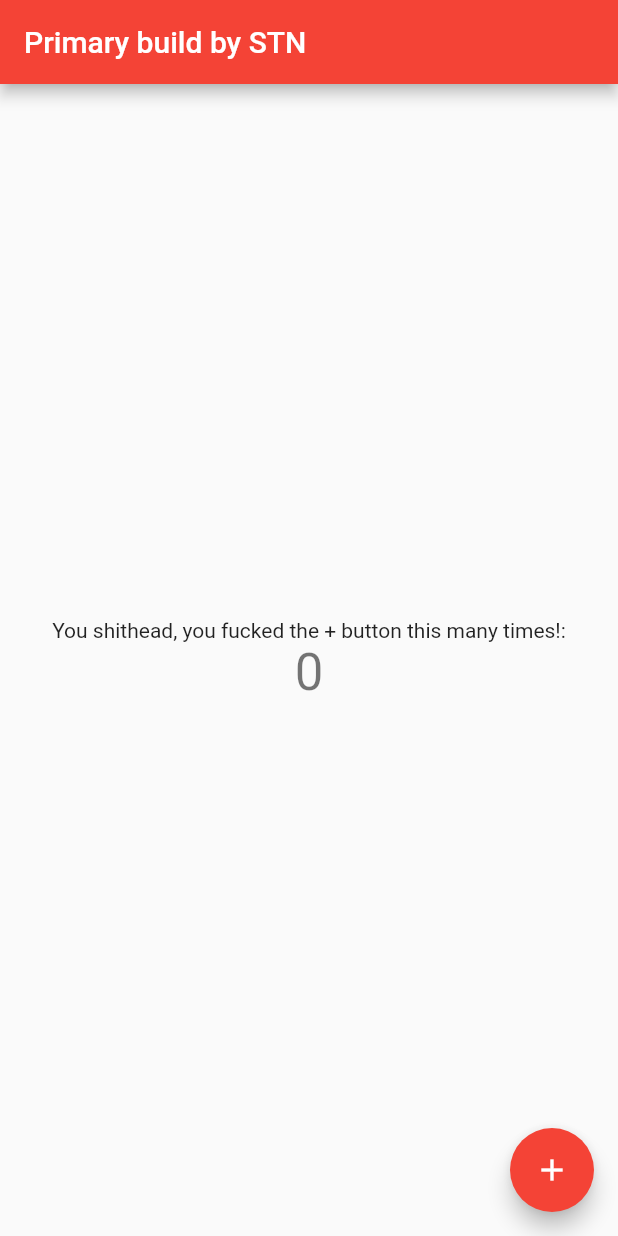
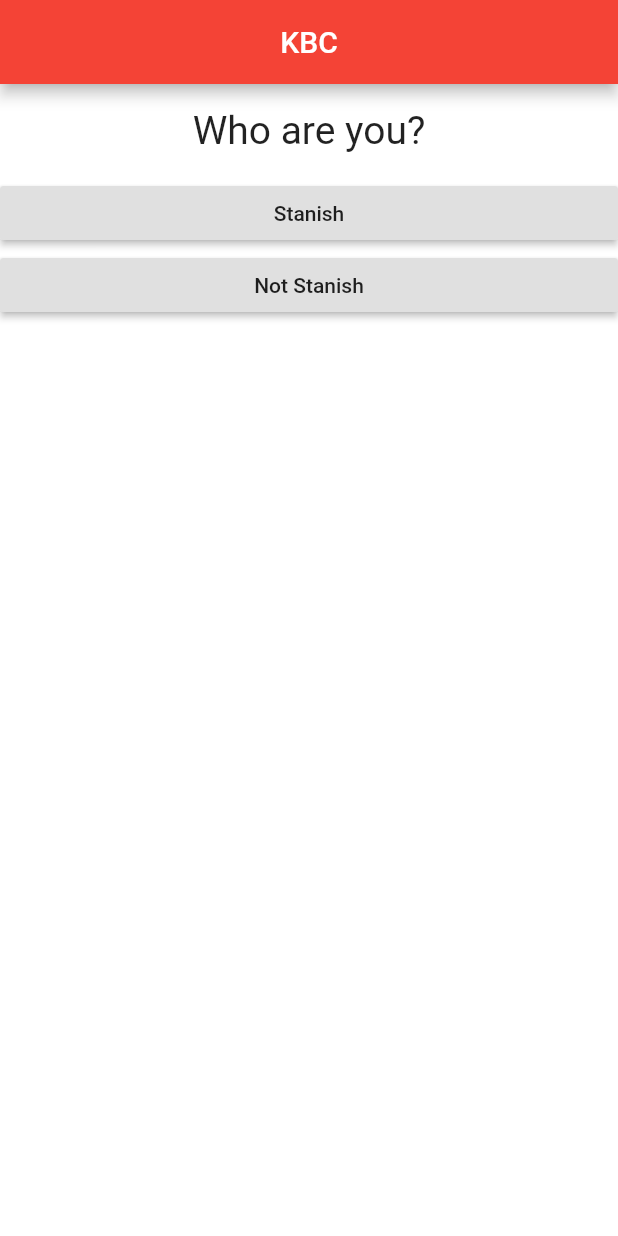
Before and after one commit to Stanish4Ever/FlutterPrimaryApp, a Flutter app: the screen it shows after launch, on a phone screen of 412 x 824 dp. Run offline on Flutter 3.47's test engine with Material 2 defaults, Android fonts, the phone set to English and light mode, and no system bars.

Commit message:
A Big Change

```diff
--- /dev/null
+++ b/lib/Answer.dart
@@ -0,0 +1,16 @@
+import 'package:flutter/material.dart';
+class Answer extends StatelessWidget{
+  String option; final Function pointer;
+  Answer(this.option, this.pointer);
+  Widget build(BuildContext context)
+  {
+
+    return Container(
+      width: double.infinity,
+      child:   RaisedButton(
+                child: Text(option),
+                onPressed: pointer,)
+    );
+
+  }
+}
--- /dev/null
+++ b/lib/Question.dart
@@ -0,0 +1,14 @@
+import 'package:flutter/material.dart';
+
+class Question extends StatelessWidget {
+  final String QueZ;
+  Question(this.QueZ);
+  Widget build(BuildContext context) {
+    return Container(
+        width: double.infinity,
+        margin: EdgeInsets.all(16),
+        child: Text(QueZ,
+            textAlign: TextAlign.center,
+            style: TextStyle(fontSize: 26)));
+  }
+}
--- a/lib/main.dart
+++ b/lib/main.dart
@@ -1,114 +1,63 @@
 import 'package:flutter/material.dart';
+import 'package:primary_app_build/result.dart';
+import './Question.dart';
+import 'Answer.dart';
+import 'quiz.dart';
 
-void main() => runApp(MyApp());
+void main() => runApp(_STN());
 
-class MyApp extends StatelessWidget {
-  // This widget is the root of your application.
+class _STN extends StatefulWidget {
   @override
-  Widget build(BuildContext context) {
-    return MaterialApp(
-      title: 'Stanish\' s Creation',
-      theme: ThemeData(
-        // This is the theme of your application.
-        //
-        // Try running your application with "flutter run". You'll see the
-        // application has a blue toolbar. Then, without quitting the app, try
-        // changing the primarySwatch below to Colors.green and then invoke
-        // "hot reload" (press "r" in the console where you ran "flutter run",
-        // or simply save your changes to "hot reload" in a Flutter IDE).
-        // Notice that the counter didn't reset back to zero; the application
-        // is not restarted.
-        primarySwatch: Colors.red,
-
-      ),
-      home: MyHomePage(title: 'Primary build by STN'),
-      debugShowCheckedModeBanner: false,
-    );
+  State<StatefulWidget> createState() {
+    // TODO: implement createState
+    return _STNState();
   }
 }
 
-class MyHomePage extends StatefulWidget {
-  MyHomePage({Key key, this.title}) : super(key: key);
+class _STNState extends State<_STN> {
+  var _qIndex = 0;
 
-  // This widget is the home page of your application. It is stateful, meaning
-  // that it has a State object (defined below) that contains fields that affect
-  // how it looks.
+  void _answerQuestion() {
+     setState(() => _qIndex++);
 
-  // This class is the configuration for the state. It holds the values (in this
-  // case the title) provided by the parent (in this case the App widget) and
-  // used by the build method of the State. Fields in a Widget subclass are
-  // always marked "final".
-
-  final String title;
-
-  @override
-  _MyHomePageState createState() => _MyHomePageState();
-}
-
-class _MyHomePageState extends State<MyHomePage> {
-  int _counter = 0;
-
-  void _incrementCounter() {
-    setState(() {
-      // This call to setState tells the Flutter framework that something has
-      // changed in this State, which causes it to rerun the build method below
-      // so that the display can reflect the updated values. If we changed
-      // _counter without calling setState(), then the build method would not be
-      // called again, and so nothing would appear to happen.
-
-      _counter+=1;
-    });
+  }
+  void _reset()
+  {
+   setState(() {
+      _qIndex = 0;
+   });
   }
 
-  @override
   Widget build(BuildContext context) {
-    // This method is rerun every time setState is called, for instance as done
-    // by the _incrementCounter method above.
-    //
-    // The Flutter framework has been optimized to make rerunning build methods
-    // fast, so that you can just rebuild anything that needs updating rather
-    // than having to individually change instances of widgets.
-    return Scaffold(
-      appBar: AppBar(
-        // Here we take the value from the MyHomePage object that was created by
-        // the App.build method, and use it to set our appbar title.
-        title: Text(widget.title),
-      ),
-      body: Center(
-        // Center is a layout widget. It takes a single child and positions it
-        // in the middle of the parent.
-        child: Column(
-          // Column is also a layout widget. It takes a list of children and
-          // arranges them vertically. By default, it sizes itself to fit its
-          // children horizontally, and tries to be as tall as its parent.
-          //
-          // Invoke "debug painting" (press "p" in the console, choose the
-          // "Toggle Debug Paint" action from the Flutter Inspector in Android
-          // Studio, or the "Toggle Debug Paint" command in Visual Studio Code)
-          // to see the wireframe for each widget.
-          //
-          // Column has various properties to control how it sizes itself and
-          // how it positions its children. Here we use mainAxisAlignment to
-          // center the children vertically; the main axis here is the vertical
-          // axis because Columns are vertical (the cross axis would be
-          // horizontal).
-          mainAxisAlignment: MainAxisAlignment.center,
-          children: <Widget>[
-            Text(
-              'You shithead, you fucked the + button this many times!:',
+    //var questions = ['Name?', 'kaisan ba?'];
+    var _questions = [
+      {
+        'question': 'Who are you?',
+        'ans': ['Stanish', 'Not Stanish']
+      },
+      {
+        'question': 'How you doin?',
+        'ans': ['Bhot Hardd', 'MC hu mai jo issme aya', 'sai ha bosss']
+      }
+    ];
+    //var option1 = ['Stanish', 'Bhot Hard'];
+    //var option2 = ['Aayush', 'Style mai rehne ka'];
+    return MaterialApp(
+        debugShowCheckedModeBanner: false,
+        home: Scaffold(
+          appBar: AppBar(
+            title: Container(
+              width: double.infinity,
+              child: Text(
+                "KBC",
+                textAlign: TextAlign.center,
+              ),
             ),
-            Text(
-              '$_counter',
-              style: Theme.of(context).textTheme.display1,
-            ),
-          ],
-        ),
-      ),
-      floatingActionButton: FloatingActionButton(
-        onPressed: _incrementCounter,
-        tooltip: 'Increment',
-        child: Icon(Icons.add),
-      ), // This trailing comma makes auto-formatting nicer for build methods.
-    );
+            backgroundColor: Colors.red,
+          ),
+          body: _qIndex<_questions.length? quiz(_questions, _qIndex, _answerQuestion):result(_reset),
+
+          backgroundColor: Colors.white,
+        ));
   }
 }
--- /dev/null
+++ b/lib/quiz.dart
@@ -0,0 +1,24 @@
+import 'package:flutter/material.dart';
+import './Question.dart';
+import 'Answer.dart';
+
+class quiz extends StatelessWidget{
+  final List<Map<String, Object>> questions;
+  final int qIndex;
+  final Function answerQuestion;
+  quiz(this.questions, this.qIndex, this.answerQuestion);
+  Widget build(BuildContext context)
+  {
+    return Column(
+            children: [
+              Question(
+                questions[qIndex]['question'],
+              ),
+              ...(questions[qIndex]['ans'] as List<String>).map((anskey) =>
+                 Answer(anskey, answerQuestion)
+              ).toList(),
+            ],
+          );
+  }
+
+}
```
Also changed, not shown: lib/main1.dart (added, +74 -0 lines), lib/result.dart (added, +20 -0 lines).
